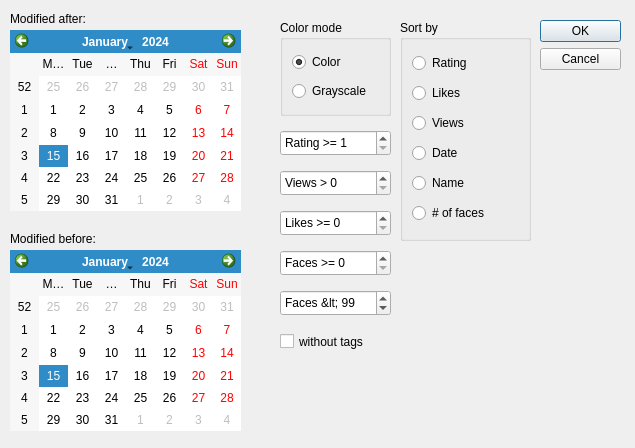
The window that searchform.ui (matrixsmaster/MILLA) describes before a commit, drawn with Qt 5.
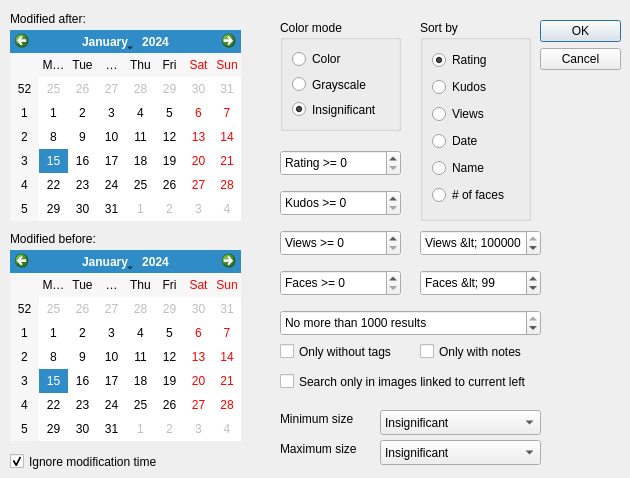
The same window after the commit.

Commit message: A big sack of bugfixes. Search is working too.

What changed in the file:
```diff
--- a/searchform.ui
+++ b/searchform.ui
@@ -9,8 +9,8 @@
    <rect>
     <x>0</x>
     <y>0</y>
-    <width>635</width>
-    <height>448</height>
+    <width>630</width>
+    <height>478</height>
    </rect>
   </property>
   <property name="windowTitle">
@@ -22,7 +22,7 @@
      <x>540</x>
      <y>20</y>
      <width>81</width>
-     <height>241</height>
+     <height>221</height>
     </rect>
    </property>
    <property name="orientation">
@@ -38,7 +38,7 @@
      <x>10</x>
      <y>30</y>
      <width>231</width>
-     <height>181</height>
+     <height>191</height>
     </rect>
    </property>
   </widget>
@@ -46,8 +46,8 @@
    <property name="geometry">
     <rect>
      <x>280</x>
-     <y>130</y>
-     <width>111</width>
+     <y>150</y>
+     <width>121</width>
      <height>26</height>
     </rect>
    </property>
@@ -55,23 +55,26 @@
     <string>Rating &gt;= </string>
    </property>
    <property name="minimum">
-    <number>1</number>
+    <number>0</number>
    </property>
    <property name="maximum">
     <number>5</number>
    </property>
+   <property name="value">
+    <number>0</number>
+   </property>
   </widget>
   <widget class="QSpinBox" name="spinBox_2">
    <property name="geometry">
     <rect>
      <x>280</x>
-     <y>170</y>
-     <width>111</width>
+     <y>230</y>
+     <width>121</width>
      <height>26</height>
     </rect>
    </property>
    <property name="prefix">
-    <string>Views &gt; </string>
+    <string>Views &gt;= </string>
    </property>
    <property name="maximum">
     <number>1000</number>
@@ -109,7 +112,7 @@
      <x>10</x>
      <y>250</y>
      <width>231</width>
-     <height>181</height>
+     <height>191</height>
     </rect>
    </property>
   </widget>
@@ -118,8 +121,8 @@
     <rect>
      <x>280</x>
      <y>20</y>
-     <width>111</width>
-     <height>96</height>
+     <width>121</width>
+     <height>111</height>
     </rect>
    </property>
    <property name="title">
@@ -131,9 +134,6 @@
       <property name="text">
        <string>Color</string>
       </property>
-      <property name="checked">
-       <bool>true</bool>
-      </property>
      </widget>
     </item>
     <item>
@@ -143,14 +143,24 @@
       </property>
      </widget>
     </item>
+    <item>
+     <widget class="QRadioButton" name="radioButton_9">
+      <property name="text">
+       <string>Insignificant</string>
+      </property>
+      <property name="checked">
+       <bool>true</bool>
+      </property>
+     </widget>
+    </item>
    </layout>
   </widget>
   <widget class="QSpinBox" name="spinBox_3">
    <property name="geometry">
     <rect>
      <x>280</x>
-     <y>250</y>
-     <width>111</width>
+     <y>270</y>
+     <width>121</width>
      <height>26</height>
     </rect>
    </property>
@@ -161,9 +171,9 @@
   <widget class="QSpinBox" name="spinBox_4">
    <property name="geometry">
     <rect>
-     <x>280</x>
-     <y>290</y>
-     <width>111</width>
+     <x>420</x>
+     <y>270</y>
+     <width>121</width>
      <height>26</height>
     </rect>
    </property>
@@ -183,10 +193,10 @@
   <widget class="QGroupBox" name="groupBox_2">
    <property name="geometry">
     <rect>
-     <x>400</x>
+     <x>420</x>
      <y>20</y>
-     <width>131</width>
-     <height>221</height>
+     <width>111</width>
+     <height>201</height>
     </rect>
    </property>
    <property name="title">
@@ -198,12 +208,15 @@
       <property name="text">
        <string>Rating</string>
       </property>
+      <property name="checked">
+       <bool>true</bool>
+      </property>
      </widget>
     </item>
     <item>
      <widget class="QRadioButton" name="radioButton_4">
       <property name="text">
-       <string>Likes</string>
+       <string>Kudos</string>
       </property>
      </widget>
     </item>
@@ -241,13 +254,13 @@
    <property name="geometry">
     <rect>
      <x>280</x>
-     <y>210</y>
-     <width>111</width>
+     <y>190</y>
+     <width>121</width>
      <height>26</height>
     </rect>
    </property>
    <property name="prefix">
-    <string>Likes &gt;= </string>
+    <string>Kudos &gt;= </string>
    </property>
    <property name="maximum">
     <number>500</number>
@@ -257,13 +270,298 @@
    <property name="geometry">
     <rect>
      <x>280</x>
-     <y>330</y>
-     <width>101</width>
+     <y>340</y>
+     <width>131</width>
      <height>23</height>
     </rect>
    </property>
    <property name="text">
-    <string>without tags</string>
+    <string>Only without tags</string>
+   </property>
+  </widget>
+  <widget class="QCheckBox" name="checkBox_2">
+   <property name="geometry">
+    <rect>
+     <x>280</x>
+     <y>370</y>
+     <width>271</width>
+     <height>23</height>
+    </rect>
+   </property>
+   <property name="text">
+    <string>Search only in images linked to current left</string>
+   </property>
+  </widget>
+  <widget class="QComboBox" name="comboBox">
+   <property name="geometry">
+    <rect>
+     <x>380</x>
+     <y>410</y>
+     <width>161</width>
+     <height>25</height>
+    </rect>
+   </property>
+   <item>
+    <property name="text">
+     <string>Insignificant</string>
+    </property>
+   </item>
+   <item>
+    <property name="text">
+     <string>0.3 Mp (640x480)</string>
+    </property>
+   </item>
+   <item>
+    <property name="text">
+     <string>0.7 Mp (1024x768)</string>
+    </property>
+   </item>
+   <item>
+    <property name="text">
+     <string>1.0 Mp (1152x864)</string>
+    </property>
+   </item>
+   <item>
+    <property name="text">
+     <string>1.2 Mp (1280x960)</string>
+    </property>
+   </item>
+   <item>
+    <property name="text">
+     <string>1.9 Mp (1600x1200)</string>
+    </property>
+   </item>
+   <item>
+    <property name="text">
+     <string>2.0 Mp (1920x1080)</string>
+    </property>
+   </item>
+   <item>
+    <property name="text">
+     <string>2.2 Mp (1720x1280)</string>
+    </property>
+   </item>
+   <item>
+    <property name="text">
+     <string>3.1 Mp (2048x1536)</string>
+    </property>
+   </item>
+   <item>
+    <property name="text">
+     <string>4.5 Mp (2592x1728)</string>
+    </property>
+   </item>
+   <item>
+    <property name="text">
+     <string>4.9 Mp (2560x1920)</string>
+    </property>
+   </item>
+   <item>
+    <property name="text">
+     <string>6.0 Mp (3008x2008)</string>
+    </property>
+   </item>
+   <item>
+    <property name="text">
+     <string>8.0 Mp (3264x2448)</string>
+    </property>
+   </item>
+   <item>
+    <property name="text">
+     <string>11.5 Mp (4520x2540)</string>
+    </property>
+   </item>
+   <item>
+    <property name="text">
+     <string>12.0 Mp (4048x3040)</string>
+    </property>
+   </item>
+  </widget>
+  <widget class="QLabel" name="label_3">
+   <property name="geometry">
+    <rect>
+     <x>280</x>
+     <y>410</y>
+     <width>91</width>
+     <height>17</height>
+    </rect>
+   </property>
+   <property name="text">
+    <string>Minimum size</string>
+   </property>
+  </widget>
+  <widget class="QLabel" name="label_4">
+   <property name="geometry">
+    <rect>
+     <x>280</x>
+     <y>440</y>
+     <width>91</width>
+     <height>17</height>
+    </rect>
+   </property>
+   <property name="text">
+    <string>Maximum size</string>
+   </property>
+  </widget>
+  <widget class="QComboBox" name="comboBox_2">
+   <property name="geometry">
+    <rect>
+     <x>380</x>
+     <y>440</y>
+     <width>161</width>
+     <height>25</height>
+    </rect>
+   </property>
+   <item>
+    <property name="text">
+     <string>Insignificant</string>
+    </property>
+   </item>
+   <item>
+    <property name="text">
+     <string>0.3 Mp (640x480)</string>
+    </property>
+   </item>
+   <item>
+    <property name="text">
+     <string>0.7 Mp (1024x768)</string>
+    </property>
+   </item>
+   <item>
+    <property name="text">
+     <string>1.0 Mp (1152x864)</string>
+    </property>
+   </item>
+   <item>
+    <property name="text">
+     <string>1.2 Mp (1280x960)</string>
+    </property>
+   </item>
+   <item>
+    <property name="text">
+     <string>1.9 Mp (1600x1200)</string>
+    </property>
+   </item>
+   <item>
+    <property name="text">
+     <string>2.0 Mp (1920x1080)</string>
+    </property>
+   </item>
+   <item>
+    <property name="text">
+     <string>2.2 Mp (1720x1280)</string>
+    </property>
+   </item>
+   <item>
+    <property name="text">
+     <string>3.1 Mp (2048x1536)</string>
+    </property>
+   </item>
+   <item>
+    <property name="text">
+     <string>4.5 Mp (2592x1728)</string>
+    </property>
+   </item>
+   <item>
+    <property name="text">
+     <string>4.9 Mp (2560x1920)</string>
+    </property>
+   </item>
+   <item>
+    <property name="text">
+     <string>6.0 Mp (3008x2008)</string>
+    </property>
+   </item>
+   <item>
+    <property name="text">
+     <string>8.0 Mp (3264x2448)</string>
+    </property>
+   </item>
+   <item>
+    <property name="text">
+     <string>11.5 Mp (4520x2540)</string>
+    </property>
+   </item>
+   <item>
+    <property name="text">
+     <string>12.0 Mp (4048x3040)</string>
+    </property>
+   </item>
+  </widget>
+  <widget class="QSpinBox" name="spinBox_6">
+   <property name="geometry">
+    <rect>
+     <x>420</x>
+     <y>230</y>
+     <width>121</width>
+     <height>26</height>
+    </rect>
+   </property>
+   <property name="prefix">
+    <string>Views &lt; </string>
+   </property>
+   <property name="minimum">
+    <number>1</number>
+   </property>
+   <property name="maximum">
+    <number>999999</number>
+   </property>
+   <property name="value">
+    <number>999999</number>
+   </property>
+  </widget>
+  <widget class="QCheckBox" name="checkBox_3">
+   <property name="geometry">
+    <rect>
+     <x>10</x>
+     <y>450</y>
+     <width>171</width>
+     <height>23</height>
+    </rect>
+   </property>
+   <property name="text">
+    <string>Ignore modification time</string>
+   </property>
+   <property name="checked">
+    <bool>true</bool>
+   </property>
+  </widget>
+  <widget class="QCheckBox" name="checkBox_4">
+   <property name="geometry">
+    <rect>
+     <x>420</x>
+     <y>340</y>
+     <width>121</width>
+     <height>23</height>
+    </rect>
+   </property>
+   <property name="text">
+    <string>Only with notes</string>
+   </property>
+  </widget>
+  <widget class="QSpinBox" name="spinBox_7">
+   <property name="geometry">
+    <rect>
+     <x>280</x>
+     <y>310</y>
+     <width>261</width>
+     <height>26</height>
+    </rect>
+   </property>
+   <property name="suffix">
+    <string> results</string>
+   </property>
+   <property name="prefix">
+    <string>No more than </string>
+   </property>
+   <property name="minimum">
+    <number>1</number>
+   </property>
+   <property name="maximum">
+    <number>1000</number>
+   </property>
+   <property name="value">
+    <number>1000</number>
    </property>
   </widget>
  </widget>
```
Left out of the diff: 2 changed lines with no effect on the pictures. The commit also changes 6 other files.
